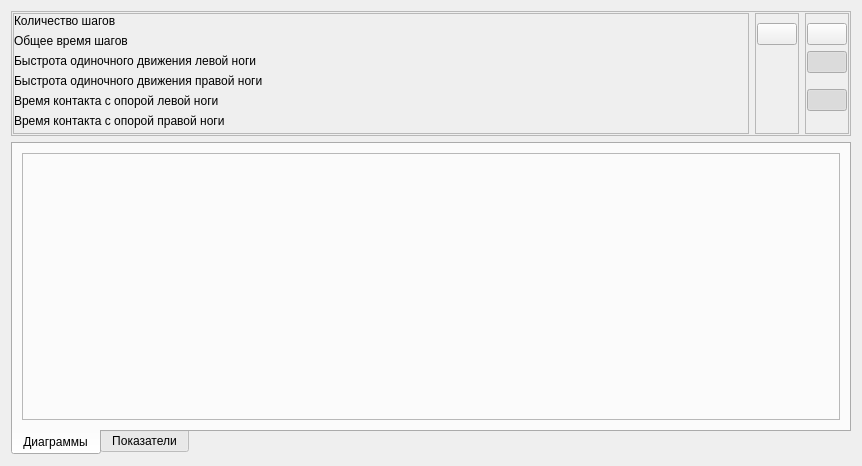
Above: metodics/jump_plate/teppingtest/teppingtestvisualize.ui from grigp/a-analyser before the change. Below: the same form after it.
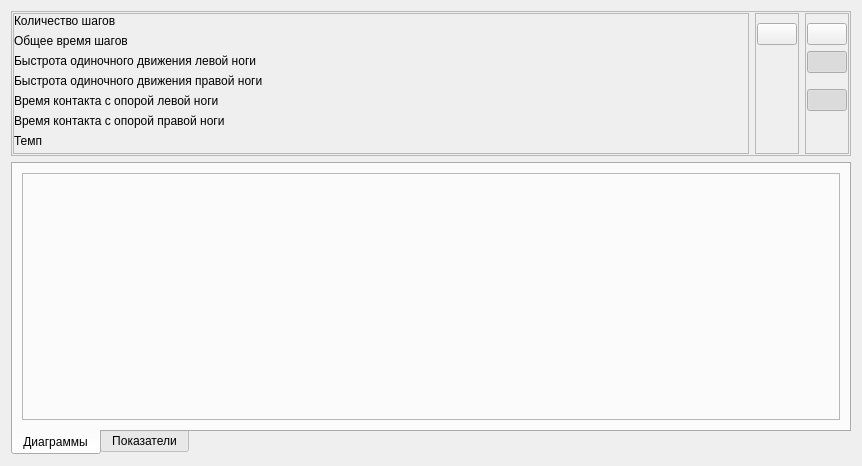
That is the form after the change. Icons and pictures are not drawn. Custom widgets are drawn as their Qt base class.

Commit message: 1. Показатель "Темп" в теппинг - тесте 2. В теппинг тесте отсчет времени перед запуском записи (3 секунды)

```diff
--- a/metodics/jump_plate/teppingtest/teppingtestvisualize.ui
+++ b/metodics/jump_plate/teppingtest/teppingtestvisualize.ui
@@ -104,6 +104,13 @@
            </property>
           </widget>
          </item>
+         <item>
+          <widget class="QLabel" name="lblTemp">
+           <property name="text">
+            <string>Темп</string>
+           </property>
+          </widget>
+         </item>
          <item>
           <spacer name="verticalSpacer_4">
            <property name="orientation">
```
The commit also changes 8 other files.
